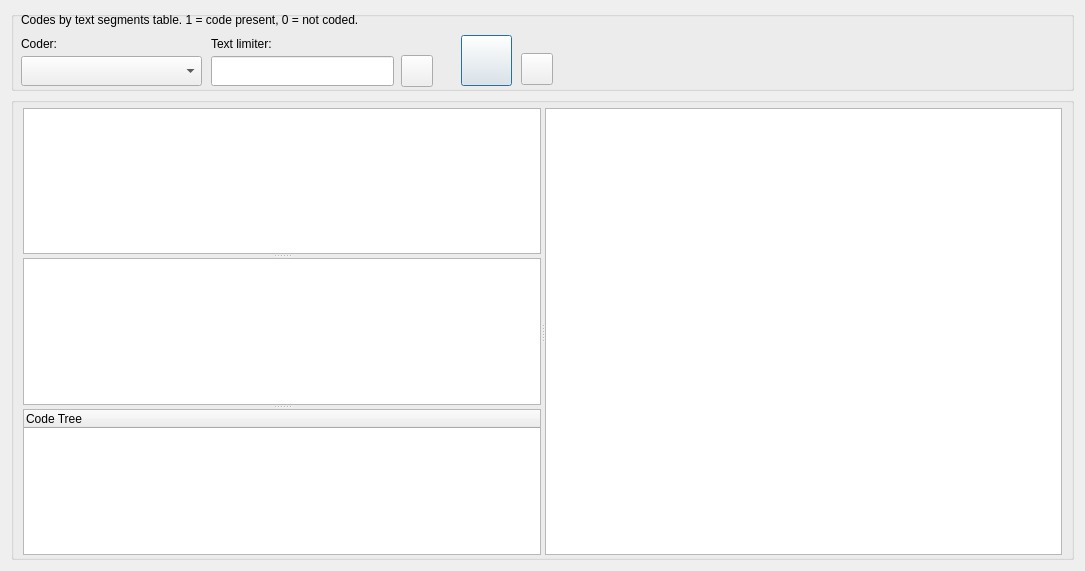
Qt form src/GUI_UIs/ui_report_codes_by_segments.ui (ccbogel/QualCoder) before a commit.
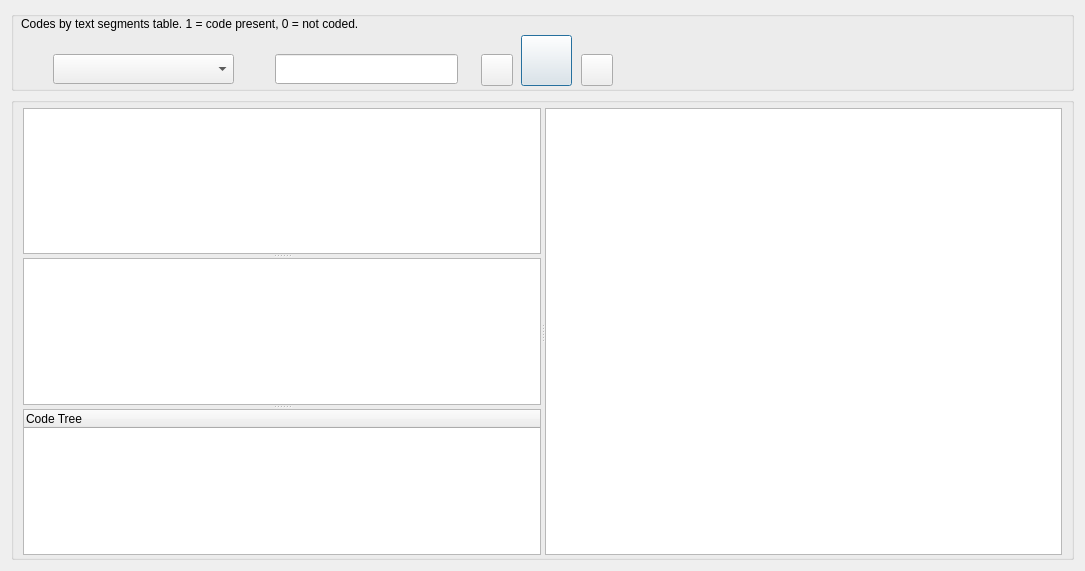
The same form after that commit.

Commit message: label icons

What changed in the file:
```diff
--- a/src/GUI_UIs/ui_report_codes_by_segments.ui
+++ b/src/GUI_UIs/ui_report_codes_by_segments.ui
@@ -43,8 +43,8 @@
      <widget class="QLineEdit" name="lineEdit">
       <property name="geometry">
        <rect>
-        <x>200</x>
-        <y>45</y>
+        <x>264</x>
+        <y>43</y>
         <width>183</width>
         <height>30</height>
        </rect>
@@ -53,14 +53,26 @@
      <widget class="QLabel" name="label_text_limiter">
       <property name="geometry">
        <rect>
-        <x>200</x>
-        <y>22</y>
-        <width>183</width>
-        <height>22</height>
+        <x>230</x>
+        <y>43</y>
+        <width>30</width>
+        <height>28</height>
        </rect>
       </property>
+      <property name="minimumSize">
+       <size>
+        <width>30</width>
+        <height>28</height>
+       </size>
+      </property>
+      <property name="maximumSize">
+       <size>
+        <width>30</width>
+        <height>28</height>
+       </size>
+      </property>
       <property name="text">
-       <string>Text limiter:</string>
+       <string/>
       </property>
       <property name="wordWrap">
        <bool>true</bool>
@@ -69,7 +81,7 @@
      <widget class="QPushButton" name="pushButton_run_report">
       <property name="geometry">
        <rect>
-        <x>450</x>
+        <x>510</x>
         <y>24</y>
         <width>51</width>
         <height>51</height>
@@ -86,20 +98,32 @@
       <property name="geometry">
        <rect>
         <x>10</x>
-        <y>22</y>
-        <width>130</width>
-        <height>22</height>
+        <y>43</y>
+        <width>28</width>
+        <height>28</height>
        </rect>
       </property>
+      <property name="minimumSize">
+       <size>
+        <width>28</width>
+        <height>28</height>
+       </size>
+      </property>
+      <property name="maximumSize">
+       <size>
+        <width>28</width>
+        <height>28</height>
+       </size>
+      </property>
       <property name="text">
-       <string>Coder:</string>
+       <string/>
       </property>
      </widget>
      <widget class="QComboBox" name="comboBox_coders">
       <property name="geometry">
        <rect>
-        <x>10</x>
-        <y>45</y>
+        <x>42</x>
+        <y>43</y>
         <width>181</width>
         <height>30</height>
        </rect>
@@ -109,9 +133,9 @@
       <property name="geometry">
        <rect>
         <x>10</x>
-        <y>-3</y>
-        <width>531</width>
-        <height>23</height>
+        <y>0</y>
+        <width>661</width>
+        <height>26</height>
        </rect>
       </property>
       <property name="text">
@@ -121,8 +145,8 @@
      <widget class="QPushButton" name="pushButton_export_xlsx">
       <property name="geometry">
        <rect>
-        <x>510</x>
-        <y>42</y>
+        <x>570</x>
+        <y>43</y>
         <width>32</width>
         <height>32</height>
        </rect>
@@ -137,8 +161,8 @@
      <widget class="QPushButton" name="pushButton_file_attributes">
       <property name="geometry">
        <rect>
-        <x>390</x>
-        <y>44</y>
+        <x>470</x>
+        <y>43</y>
         <width>32</width>
         <height>32</height>
        </rect>
```
Left out of the diff: 6 changed lines with no effect on the pictures.
